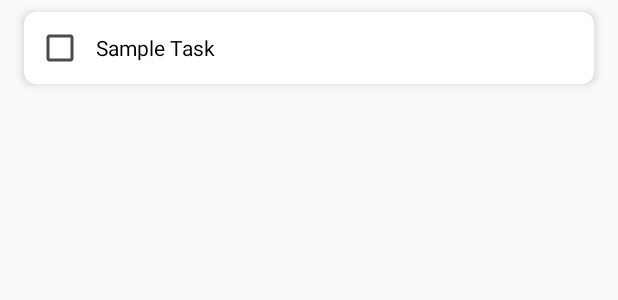
After one commit to jedddi/aioapp, an Android app: the layout tasklayout.xml on its own in the app's theme, with its tools: preview values and no code run, on a phone screen of 412 x 824 dp. The commit adds this screen. Shown: the top 300 px of the screen. Run offline under Robolectric (Android 15) with nearby library versions, the phone set to English and light mode, and no system bars.

Commit message:
Task Layout

```diff
--- a/app/src/main/res/layout/dashboard_activity.xml
+++ b/app/src/main/res/layout/dashboard_activity.xml
@@ -151,7 +151,7 @@
         app:month_color="#d9d9d9"
         app:selector_color="#d9d9d9"
         app:current_month_day_color="#d9d9d9"
-        android:paddingBottom="20dp"/>
+        android:paddingBottom="20dp" />
 
 
 </androidx.constraintlayout.widget.ConstraintLayout>
--- /dev/null
+++ b/app/src/main/res/layout/tasklayout.xml
@@ -0,0 +1,28 @@
+<?xml version="1.0" encoding="utf-8"?>
+<androidx.cardview.widget.CardView xmlns:android="http://schemas.android.com/apk/res/android"
+    android:layout_width="match_parent"
+    android:layout_height="wrap_content"
+    xmlns:app="http://schemas.android.com/apk/res-auto"
+    xmlns:tools="http://schemas.android.com/tools"
+    app:cardElevation="4dp"
+    app:cardCornerRadius="8dp"
+    android:layout_marginHorizontal="16dp"
+    android:layout_marginVertical="8dp">
+
+    <RelativeLayout
+        android:layout_width="wrap_content"
+        android:layout_height="wrap_content"
+        android:padding="8dp">
+
+        <CheckBox
+            android:id="@+id/todoCheckBox"
+            android:layout_width="wrap_content"
+            android:layout_height="wrap_content"
+            android:layout_centerHorizontal="true"
+            android:paddingStart="8dp"
+            android:buttonTint="#4A4A4A"
+            tools:text="Sample Task"/>
+
+    </RelativeLayout>
+
+</androidx.cardview.widget.CardView>
--- a/app/src/main/res/layout/to_do_list_page.xml
+++ b/app/src/main/res/layout/to_do_list_page.xml
@@ -86,6 +86,7 @@
         app:srcCompat="@drawable/arrow1" />
 
     <androidx.recyclerview.widget.RecyclerView
+        android:id = "@+id/taskrecycler"
         android:layout_width="325dp"
         android:layout_height="479dp"
         android:layout_marginTop="77dp"
```
